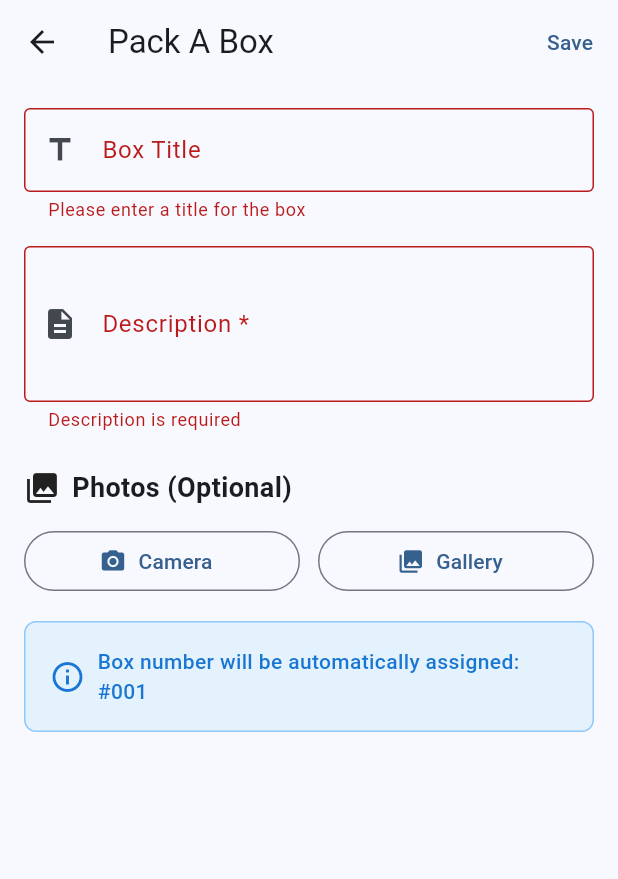
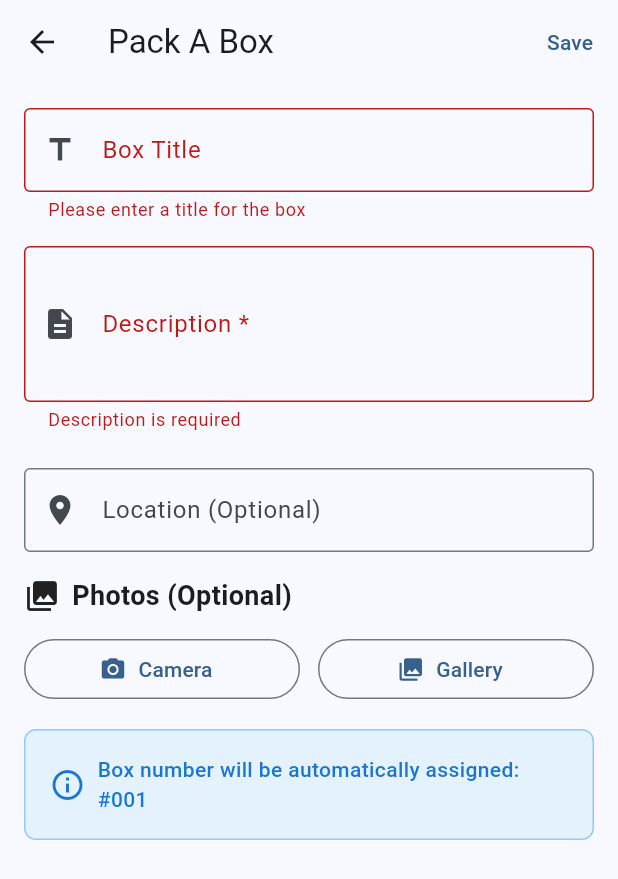
Before and after one commit to cleytonshelton/ASE_456_Individual_Project, a Flutter app: the screen it shows after launch, item 2 of the bottom bar chosen, after a tap on "Save", on a phone screen of 412 x 824 dp. Shown: the top 879 px of the screen. Run offline on Flutter 3.47's test engine with Material 3 defaults, Android fonts, the phone set to English and light mode, and no system bars; our stand-ins replace hive, hive_flutter, image_picker; accounts and stored records are empty.

Commit message:
Added the ability to edit boxes and location
Let users edit boxes in case they need to move things. Added a location field, so users will quickly be able to locate their boxes.

```diff
--- a/qrstorageapp/lib/add_box_screen.dart
+++ b/qrstorageapp/lib/add_box_screen.dart
@@ -7,7 +7,16 @@ import 'models/box_item.dart';
 class AddBoxScreen extends StatefulWidget {
   final Box<BoxItem> box;
 
-  const AddBoxScreen({super.key, required this.box});
+  final BoxItem? existingItem;
+  final int? existingIndex;
+
+  AddBoxScreen({
+    super.key,
+    required this.box,
+
+    this.existingItem,
+    this.existingIndex,
+  });
 
   @override
   State<AddBoxScreen> createState() => _AddBoxScreenState();
@@ -17,13 +26,28 @@ class _AddBoxScreenState extends State<AddBoxScreen> {
   final _formKey = GlobalKey<FormState>();
   final _titleController = TextEditingController();
   final _descriptionController = TextEditingController();
+  final _locationController = TextEditingController();
   final List<String> _imagePaths = [];
   bool _isLoading = false;
+
+  @override
+  void initState() {
+    super.initState();
+
+    // 👇 If editing, pre-fill all fields
+    if (widget.existingItem != null) {
+      _titleController.text = widget.existingItem!.title ?? "";
+      _descriptionController.text = widget.existingItem!.description;
+      _locationController.text = widget.existingItem!.location ?? "";
+      _imagePaths.addAll(widget.existingItem!.imagePaths ?? []);
+    }
+  }
 
   @override
   void dispose() {
     _titleController.dispose();
     _descriptionController.dispose();
+    _locationController.dispose();
     super.dispose();
   }
 
@@ -81,23 +105,22 @@ class _AddBoxScreenState extends State<AddBoxScreen> {
 
   // Save the box
   Future<void> _saveBox() async {
-    if (!_formKey.currentState!.validate()) {
-      return;
-    }
+    if (!_formKey.currentState!.validate()) return;
 
-    setState(() {
-      _isLoading = true;
-    });
+    setState(() => _isLoading = true);
 
     try {
+      if (widget.existingItem == null) {
+        // ======================
+        // ADD MODE
+        // ======================
         final boxNumber = _getNextBoxNumber();
         final newItem = BoxItem(
           boxNumber: boxNumber,
-        title: _titleController.text.trim().isNotEmpty
-            ? _titleController.text.trim()
-            : null,
+          title: _titleController.text.trim(),
           description: _descriptionController.text.trim(),
           imagePaths: List.from(_imagePaths),
+          location: _locationController.text.trim(),
         );
 
         widget.box.add(newItem);
@@ -111,21 +134,38 @@ class _AddBoxScreenState extends State<AddBoxScreen> {
             ),
           );
         }
+      } else {
+        // ======================
+        // EDIT MODE
+        // ======================
+        final updatedItem = BoxItem(
+          boxNumber: widget.existingItem!.boxNumber, // keep same number
+          title: _titleController.text.trim(),
+          description: _descriptionController.text.trim(),
+          imagePaths: List.from(_imagePaths),
+          location: _locationController.text.trim(),
+        );
+
+        widget.box.putAt(widget.existingIndex!, updatedItem);
+
+        if (mounted) {
+          Navigator.pop(context, "updated");
+          ScaffoldMessenger.of(context).showSnackBar(
+            SnackBar(
+              content: Text('Box updated!'),
+              backgroundColor: Colors.blue,
+            ),
+          );
+        }
+      }
     } catch (e) {
       if (mounted) {
         ScaffoldMessenger.of(context).showSnackBar(
-          SnackBar(
-            content: Text('Error creating box: $e'),
-            backgroundColor: Colors.red,
-          ),
+          SnackBar(content: Text('Error: $e'), backgroundColor: Colors.red),
         );
       }
     } finally {
-      if (mounted) {
-        setState(() {
-          _isLoading = false;
-        });
-      }
+      setState(() => _isLoading = false);
     }
   }
 
@@ -189,7 +229,19 @@ class _AddBoxScreenState extends State<AddBoxScreen> {
                   return null;
                 },
               ),
+
               const SizedBox(height: 24),
+              // Location Field
+              TextFormField(
+                controller: _locationController,
+                decoration: const InputDecoration(
+                  labelText: 'Location (Optional)',
+                  hintText: 'Garage, Basement, Attic...',
+                  border: OutlineInputBorder(),
+                  prefixIcon: Icon(Icons.place),
+                ),
+              ),
+              const SizedBox(height: 16),
 
               // Photos Section
               Row(
@@ -275,7 +327,7 @@ class _AddBoxScreenState extends State<AddBoxScreen> {
                 ),
                 const SizedBox(height: 16),
               ],
-
+              if (widget.existingItem == null)
                 // Box Number Preview
                 Container(
                   padding: const EdgeInsets.all(16),
--- a/qrstorageapp/lib/models/box_item.dart
+++ b/qrstorageapp/lib/models/box_item.dart
@@ -16,11 +16,15 @@ class BoxItem extends HiveObject {
   @HiveField(3)
   List<String>? imagePaths;
 
+  @HiveField(4) // <-- NEW FIELD
+  String? location; // garage, basement, attic, etc.
+
   BoxItem({
     required this.boxNumber,
     this.title,
     required this.description,
     this.imagePaths,
+    this.location,
   });
 
   // Getter to provide a default title if null
```
Also changed, not shown: qrstorageapp/lib/box_detail.dart (+40 -1 lines), qrstorageapp/lib/models/box_item.g.dart, 1 other file. Lines whose indentation alone changed are shown as unchanged.
